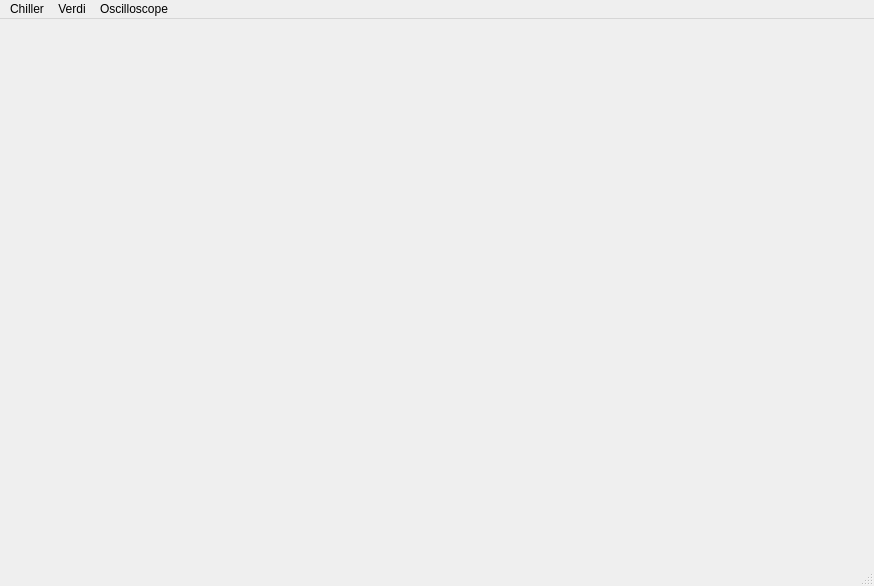
Qt form MiraControlUI_v1_02.ui (snu-quiqcl/Verdin_Log) before a commit.
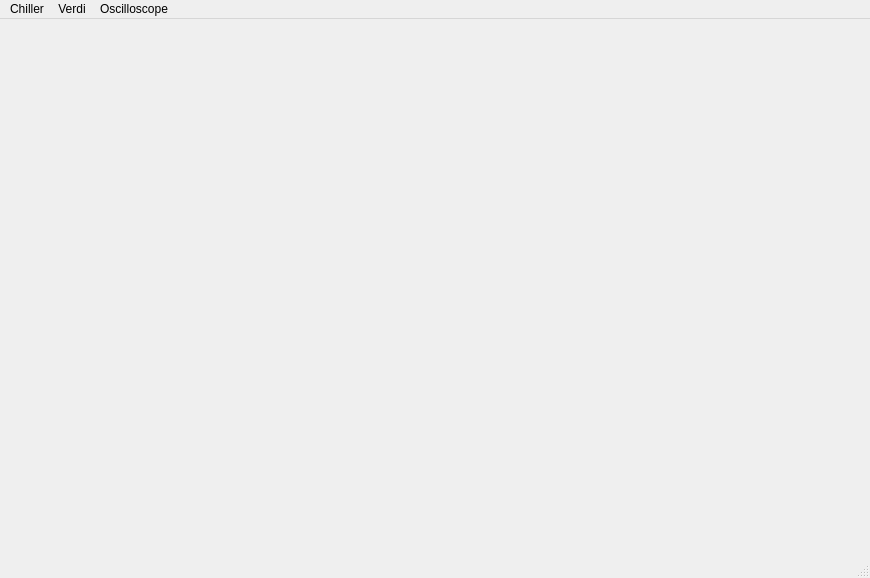
The same form after that commit.

What changed in the file:
```diff
--- a/MiraControlUI_v1_02.ui
+++ b/MiraControlUI_v1_02.ui
@@ -6,8 +6,8 @@
    <rect>
     <x>0</x>
     <y>0</y>
-    <width>874</width>
-    <height>586</height>
+    <width>870</width>
+    <height>578</height>
    </rect>
   </property>
   <property name="windowTitle">
@@ -19,7 +19,7 @@
     <rect>
      <x>0</x>
      <y>0</y>
-     <width>874</width>
+     <width>870</width>
      <height>31</height>
     </rect>
    </property>
```
